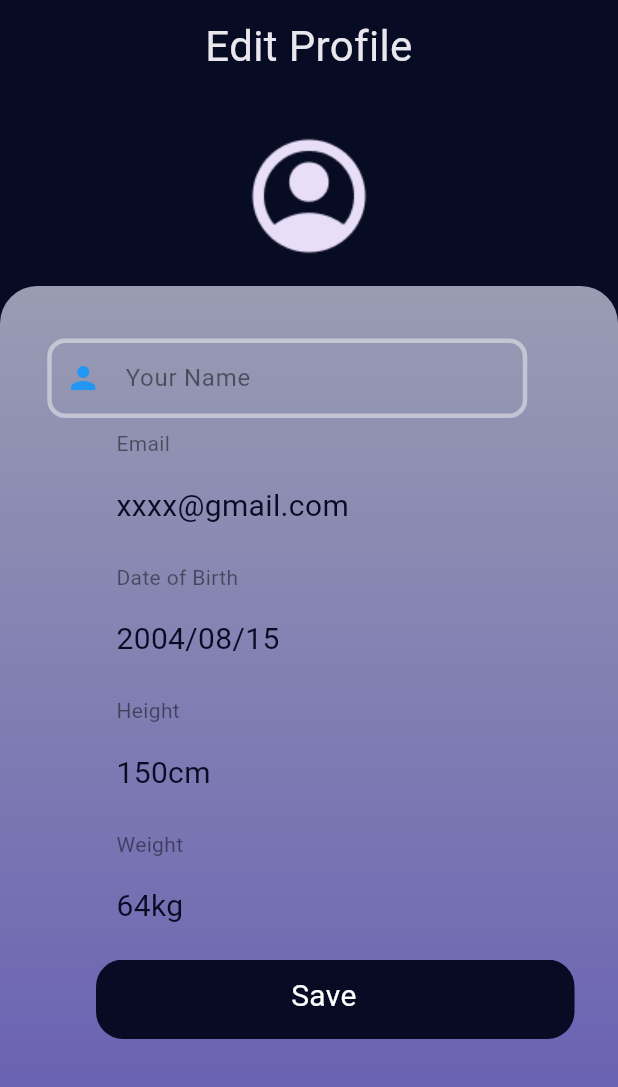
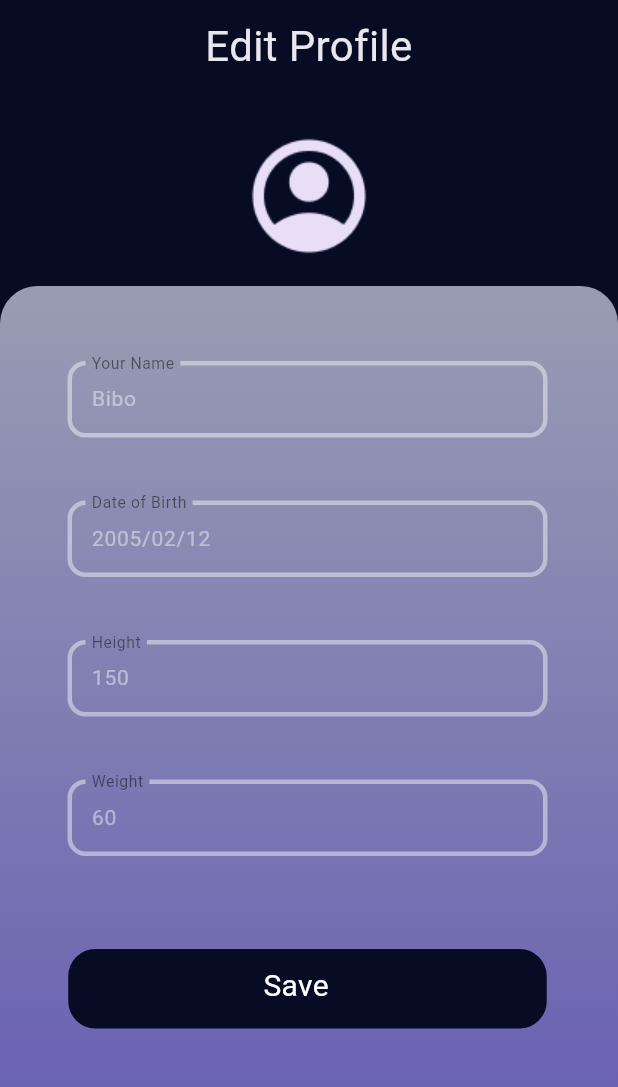
Before and after one commit to x85432/teddySit, a Flutter app: the ProfilePage screen opened by its route, after a tap on "Edit Profile", on a phone screen of 412 x 824 dp, the part 149-1236 px from its top. Run offline on Flutter 3.47's test engine with Material 3 defaults, Android fonts, the phone set to English and light mode, and no system bars; our stand-ins replace cloud_firestore, cloud_functions, firebase_auth, firebase_core, fl_chart, fluttertoast and 3 more; missing offline and left inert: firebase_app_check; accounts and stored records are empty; generated files the repository leaves out were written again.

Commit message:
Edit Profile

```diff
--- a/teddy_sit/lib/pages/editprofile.dart
+++ b/teddy_sit/lib/pages/editprofile.dart
@@ -88,25 +88,33 @@ class EditProfilePage extends StatelessWidget{
                     ),
                   ),
                   Positioned(
+                    left: 45,
                     child: Column(
+
                       children: [
-                        SizedBox(height: 35),
+                        SizedBox(height: 50),
                         SizedBox(
-                          width: 320,   // 設定寬度
-                          height: 53,   // 設定高度
+                          width: 320,
+                          height: 53,
                           child: TextField(
+                            //controller: _fullNameController,
                             style: GoogleFonts.inknutAntiqua(
-                              fontSize: 18,          // 文字大小
-                              color: Color(0xFF070C24),   // 文字顏色
+                              fontSize: 14,
+                              color: Color(0xFF070C24),
                             ),
                             decoration: InputDecoration(
                               contentPadding: EdgeInsets.symmetric(vertical: 15, horizontal: 12),
+                              hintText: 'Bibo',
+                              hintStyle: GoogleFonts.inknutAntiqua(
+                                fontSize: 14,
+                                color: Color.fromARGB(125, 245, 245, 245),
+                              ),
                               labelText: 'Your Name',
                               labelStyle: GoogleFonts.inknutAntiqua(
-                                fontSize: 16,          // Label 大小
-                                color: Color.fromARGB(124, 0, 0, 0),    // Label 顏色
+                                fontSize: 14,
+                                color: Color.fromARGB(124, 0, 0, 0),
                               ),
-                              prefixIcon: Icon(Icons.person, color: Colors.blue), // icon 顏色
+                              floatingLabelBehavior: FloatingLabelBehavior.always,
                               border: OutlineInputBorder(
                                 borderRadius: BorderRadius.circular(18),
                                 borderSide: BorderSide(color: Color.fromARGB(126, 245, 245, 245), width: 3),
@@ -122,153 +130,131 @@ class EditProfilePage extends StatelessWidget{
                             ),
                           ),
                         ),
-                        SizedBox(height: 7),
+
+                        SizedBox(height: 40),
                         SizedBox(
-                          height: 82,
-                          width: 228,
-                          child: Column(
-                            children: [
-                              SizedBox(
-                                height: 41,
-                                width: 228,
-                                child: Text(
-                                  textAlign:TextAlign.left,
-                                  'Email',
+                          width: 320,
+                          height: 53,
+                          child: TextField(
+                            //controller: _passwordController,
+                            //obscureText: true,
                             style: GoogleFonts.inknutAntiqua(
                               fontSize: 14,
-                                    color: Color.fromARGB(123, 0, 0, 0),
-                                    height: 20/14
+                              color: Color(0xFF070C24),
+                            ),
+                            decoration: InputDecoration(
+                              contentPadding: EdgeInsets.symmetric(vertical: 15, horizontal: 12),
+                              hintText: '2005/02/12',
+                              hintStyle: GoogleFonts.inknutAntiqua(
+                                fontSize: 14,
+                                color: Color.fromARGB(125, 245, 245, 245),
+                              ),
+                              labelText: 'Date of Birth',
+                              labelStyle: GoogleFonts.inknutAntiqua(
+                                fontSize: 14,
+                                color: Color.fromARGB(124, 0, 0, 0),
+                              ),
+                              floatingLabelBehavior: FloatingLabelBehavior.always,
+                              border: OutlineInputBorder(
+                                borderRadius: BorderRadius.circular(18),
+                                borderSide: BorderSide(color: Color.fromARGB(126, 245, 245, 245), width: 3),
+                              ),
+                              enabledBorder: OutlineInputBorder(
+                                borderRadius: BorderRadius.circular(12),
+                                borderSide: BorderSide(color: Color.fromARGB(126, 245, 245, 245), width: 3),
+                              ),
+                              focusedBorder: OutlineInputBorder(
+                                borderRadius: BorderRadius.circular(12),
+                                borderSide: BorderSide(color: const Color.fromARGB(173, 79, 74, 119), width: 3),
                               ),
                             ),
                           ),
+                        ),
+                        SizedBox(height: 40),
                         SizedBox(
-                                height: 41,
-                                width: 228,
-                                child: Text(
-                                  textAlign:TextAlign.left,
-                                  'xxxx@gmail.com',
-                                  style: GoogleFonts.inknutAntiqua(
-                                    fontSize: 20,
-                                    color: Color(0xFF070C24),
-                                    height: 1
-                                  ),
-                                ),
-                              )
-                            ],
-                          ),
-                        ),
-                        SizedBox(height: 7),
-                        SizedBox(
-                          height: 82,
-                          width: 228,
-                          child: Column(
-                            children: [
-                              SizedBox(
-                                height: 41,
-                                width: 228,
-                                child: Text(
-                                  textAlign:TextAlign.left,
-                                  'Date of Birth',
+                          width: 320,
+                          height: 53,
+                          child: TextField(
+                            //controller: _passwordConfirmationController,
+                            //obscureText: true,
                             style: GoogleFonts.inknutAntiqua(
                               fontSize: 14,
-                                    color: Color.fromARGB(123, 0, 0, 0),
-                                    height: 20/14
+                              color: Color(0xFF070C24),
+                            ),
+                            decoration: InputDecoration(
+                              contentPadding: EdgeInsets.symmetric(vertical: 15, horizontal: 12),
+                              hintText: '150',
+                              hintStyle: GoogleFonts.inknutAntiqua(
+                                fontSize: 14,
+                                color: Color.fromARGB(125, 245, 245, 245),
+                              ),
+                              labelText: 'Height',
+                              labelStyle: GoogleFonts.inknutAntiqua(
+                                fontSize: 14,
+                                color: Color.fromARGB(124, 0, 0, 0),
+                              ),
+                              floatingLabelBehavior: FloatingLabelBehavior.always,
+                              border: OutlineInputBorder(
+                                borderRadius: BorderRadius.circular(18),
+                                borderSide: BorderSide(color: Color.fromARGB(126, 245, 245, 245), width: 3),
+                              ),
+                              enabledBorder: OutlineInputBorder(
+                                borderRadius: BorderRadius.circular(12),
+                                borderSide: BorderSide(color: Color.fromARGB(126, 245, 245, 245), width: 3),
+                              ),
+                              focusedBorder: OutlineInputBorder(
+                                borderRadius: BorderRadius.circular(12),
+                                borderSide: BorderSide(color: const Color.fromARGB(173, 79, 74, 119), width: 3),
                               ),
                             ),
                           ),
+                        ),
+                        SizedBox(height: 40),
                         SizedBox(
-                                height: 41,
-                                width: 228,
-                                child: Text(
-                                  textAlign:TextAlign.left,
-                                  '2004/08/15',
-                                  style: GoogleFonts.inknutAntiqua(
-                                    fontSize: 20,
-                                    color: Color(0xFF070C24),
-                                    height: 1
-                                  ),
-                                ),
-                              )
-                            ],
-                          ),
-                        ),
-                        SizedBox(height: 7),
-                        SizedBox(
-                          height: 82,
-                          width: 228,
-                          child: Column(
-                            children: [
-                              SizedBox(
-                                height: 41,
-                                width: 228,
-                                child: Text(
-                                  textAlign:TextAlign.left,
-                                  'Height',
+                          width: 320,
+                          height: 53,
+                          child: TextField(
+                            //controller: _passwordConfirmationController,
+                            //obscureText: true,
                             style: GoogleFonts.inknutAntiqua(
                               fontSize: 14,
-                                    color: Color.fromARGB(123, 0, 0, 0),
-                                    height: 20/14
+                              color: Color(0xFF070C24),
+                            ),
+                            decoration: InputDecoration(
+                              contentPadding: EdgeInsets.symmetric(vertical: 15, horizontal: 12),
+                              hintText: '60',
+                              hintStyle: GoogleFonts.inknutAntiqua(
+                                fontSize: 14,
+                                color: Color.fromARGB(125, 245, 245, 245),
+                              ),
+                              labelText: 'Weight',
+                              labelStyle: GoogleFonts.inknutAntiqua(
+                                fontSize: 14,
+                                color: Color.fromARGB(124, 0, 0, 0),
+                              ),
+                              floatingLabelBehavior: FloatingLabelBehavior.always,
+                              border: OutlineInputBorder(
+                                borderRadius: BorderRadius.circular(18),
+                                borderSide: BorderSide(color: Color.fromARGB(126, 245, 245, 245), width: 3),
+                              ),
+                              enabledBorder: OutlineInputBorder(
+                                borderRadius: BorderRadius.circular(12),
+                                borderSide: BorderSide(color: Color.fromARGB(126, 245, 245, 245), width: 3),
+                              ),
+                              focusedBorder: OutlineInputBorder(
+                                borderRadius: BorderRadius.circular(12),
+                                borderSide: BorderSide(color: const Color.fromARGB(173, 79, 74, 119), width: 3),
                               ),
                             ),
                           ),
-                              SizedBox(
-                                height: 41,
-                                width: 228,
-                                child: Text(
-                                  textAlign:TextAlign.left,
-                                  '150cm',
-                                  style: GoogleFonts.inknutAntiqua(
-                                    fontSize: 20,
-                                    color: Color(0xFF070C24),
-                                    height: 1
                         ),
-                                ),
-                              )
-                            ],
-                          ),
-                        ),
-                        SizedBox(height: 7),
-                        SizedBox(
-                            height: 82,
-                            width: 228,
-                            child: Column(
-                              children: [
-                                SizedBox(
-                                  height: 41,
-                                  width: 228,
-                                  child: Text(
-                                    textAlign:TextAlign.left,
-                                    'Weight',
-                                    style: GoogleFonts.inknutAntiqua(
-                                      fontSize: 14,
-                                      color: Color.fromARGB(123, 0, 0, 0),
-                                      height: 20/14
-                                    ),
-                                  ),
-                                ),
-                                SizedBox(
-                                  height: 41,
-                                  width: 228,
-                                  child: Text(
-                                    textAlign:TextAlign.left,
-                                    '64kg',
-                                    style: GoogleFonts.inknutAntiqua(
-                                      fontSize: 20,
-                                      color: Color(0xFF070C24),
-                                      height: 1
-                                    ),
-                                  ),
-                                )
-                              ],
-                            ),
-                          ),
-                        SizedBox(height: 5),
+                        SizedBox(height: 60),
                         InkWell(
                           onTap: () {
                             debugPrint('Save Profile!');
                           },
                           child: Padding(
-                            padding: const EdgeInsets.only(left: 64),
+                            padding: const EdgeInsets.only(left: 0),
                             child: Column(
                               children: [
                                 SizedBox(
--- a/teddy_sit/lib/pages/profile.dart
+++ b/teddy_sit/lib/pages/profile.dart
@@ -63,7 +63,7 @@ class ProfilePage extends StatelessWidget{
                 image: AssetImage('assets/Account.png'),
                 width: 100,
               ),
-              SizedBox(height: 20),
+              SizedBox(height: 10),
               Stack(
                 children: [
                   Opacity(
@@ -91,14 +91,14 @@ class ProfilePage extends StatelessWidget{
                   Positioned(
                     child: Column(
                       children: [
-                        SizedBox(height: 35),
+                        SizedBox(height: 30),
                         SizedBox(
-                          height: 82,
+                          height: 76,
                           width: 228,
                           child: Column(
                             children: [
                               SizedBox(
-                                height: 41,
+                                height: 38,
                                 width: 228,
                                 child: Text(
                                   textAlign:TextAlign.left,
@@ -111,7 +111,7 @@ class ProfilePage extends StatelessWidget{
                                 ),
                               ),
                               SizedBox(
-                                height: 41,
+                                height: 38,
                                 width: 228,
                                 child: Text(
                                   textAlign:TextAlign.left,
@@ -126,14 +126,14 @@ class ProfilePage extends StatelessWidget{
                             ],
                           ),
                         ),
-                        SizedBox(height: 7),
+                        SizedBox(height: 4),
                         SizedBox(
-                          height: 82,
+                          height: 76,
                           width: 228,
                           child: Column(
                             children: [
                               SizedBox(
-                                height: 41,
+                                height: 38,
                                 width: 228,
                                 child: Text(
                                   textAlign:TextAlign.left,
@@ -146,7 +146,7 @@ class ProfilePage extends StatelessWidget{
                                 ),
                               ),
                               SizedBox(
-                                height: 41,
+                                height: 38,
                                 width: 228,
                                 child: Text(
                                   textAlign:TextAlign.left,
@@ -161,14 +161,14 @@ class ProfilePage extends StatelessWidget{
                             ],
                           ),
                         ),
-                        SizedBox(height: 7),
+                        SizedBox(height: 4),
                         SizedBox(
-                          height: 82,
+                          height: 76,
                           width: 228,
                           child: Column(
                             children: [
                               SizedBox(
-                                height: 41,
+                                height: 38,
                                 width: 228,
                                 child: Text(
                                   textAlign:TextAlign.left,
@@ -181,7 +181,7 @@ class ProfilePage extends StatelessWidget{
                                 ),
                               ),
                               SizedBox(
-                                height: 41,
+                                height: 38,
                                 width: 228,
                                 child: Text(
                                   textAlign:TextAlign.left,
@@ -196,14 +196,14 @@ class ProfilePage extends StatelessWidget{
                             ],
                           ),
                         ),
-                        SizedBox(height: 7),
+                        SizedBox(height: 4),
                         SizedBox(
-                          height: 82,
+                          height: 76,
                           width: 228,
                           child: Column(
                             children: [
                               SizedBox(
-                                height: 41,
+                                height: 38,
                                 width: 228,
                                 child: Text(
                                   textAlign:TextAlign.left,
@@ -216,7 +216,7 @@ class ProfilePage extends StatelessWidget{
                                 ),
                               ),
                               SizedBox(
-                                height: 41,
+                                height: 38,
                                 width: 228,
                                 child: Text(
                                   textAlign:TextAlign.left,
@@ -231,14 +231,14 @@ class ProfilePage extends StatelessWidget{
                             ],
                           ),
                         ),
-                        SizedBox(height: 7),
+                        SizedBox(height: 4),
                         SizedBox(
-                            height: 82,
+                            height: 76,
                             width: 228,
                             child: Column(
                               children: [
                                 SizedBox(
-                                  height: 41,
+                                  height: 38,
                                   width: 228,
                                   child: Text(
                                     textAlign:TextAlign.left,
@@ -251,7 +251,7 @@ class ProfilePage extends StatelessWidget{
                                   ),
                                 ),
                                 SizedBox(
-                                  height: 41,
+                                  height: 38,
                                   width: 228,
                                   child: Text(
                                     textAlign:TextAlign.left,
@@ -266,7 +266,7 @@ class ProfilePage extends StatelessWidget{
                               ],
                             ),
                           ),
-                        SizedBox(height: 5),
+                        SizedBox(height: 8),
                         InkWell(
                           onTap: () {
                             debugPrint('Edit Profile!');
@@ -276,7 +276,7 @@ class ProfilePage extends StatelessWidget{
                             );
                           },
                           child: Padding(
-                            padding: const EdgeInsets.only(left: 64),
+                            padding: const EdgeInsets.only(left: 48),
                             child: Column(
                               children: [
                                 SizedBox(
@@ -318,6 +318,64 @@ class ProfilePage extends StatelessWidget{
                                     ],
                                   ),
                                 ),
+
+                              ],
+                            )
+                          ),
+                        ),
+                        SizedBox(height: 15),
+                        InkWell(
+                          onTap: () {
+                            debugPrint('Edit Profile!');
+                            Navigator.push(
+                              context,
+                              MaterialPageRoute(builder: (context) => const EditProfilePage()),
+                            );
+                          },
+                          child: Padding(
+                            padding: const EdgeInsets.only(left: 48),
+                            child: Column(
+                              children: [
+                                SizedBox(
+                                  width: 319,
+                                  height: 53,
+                                  child: Stack(
+                                    children: [
+                                      Positioned(
+                                        left: 0,
+                                        top: 0,
+                                        child: Container(
+                                          width: 319,
+                                          height: 53,
+                                          decoration: ShapeDecoration(
+                                            color: const Color.fromARGB(138, 255, 255, 255),
+                                            shape: RoundedRectangleBorder(
+                                              borderRadius: BorderRadius.circular(18),
+                                            ),
+                                          ),
+                                        ),
+                                      ),
+                                      Positioned(
+                                        left: 73,
+                                        top: 17,
+                                        child: SizedBox(
+                                          width: 174,
+                                          height: 41,
+                                          child: Text(
+                                            'Log Out',
+                                            textAlign: TextAlign.center,
+                                            style: GoogleFonts.inknutAntiqua(
+                                              color: Color(0xFF070C24),
+                                              fontSize: 20,
+                                              height: 1,
+                                            ),
+                                          ),
+                                        ),
+                                      ),
+                                    ],
+                                  ),
+                                ),
+
                               ],
                             )
                           ),
```
Lines whose indentation alone changed are shown as unchanged.
